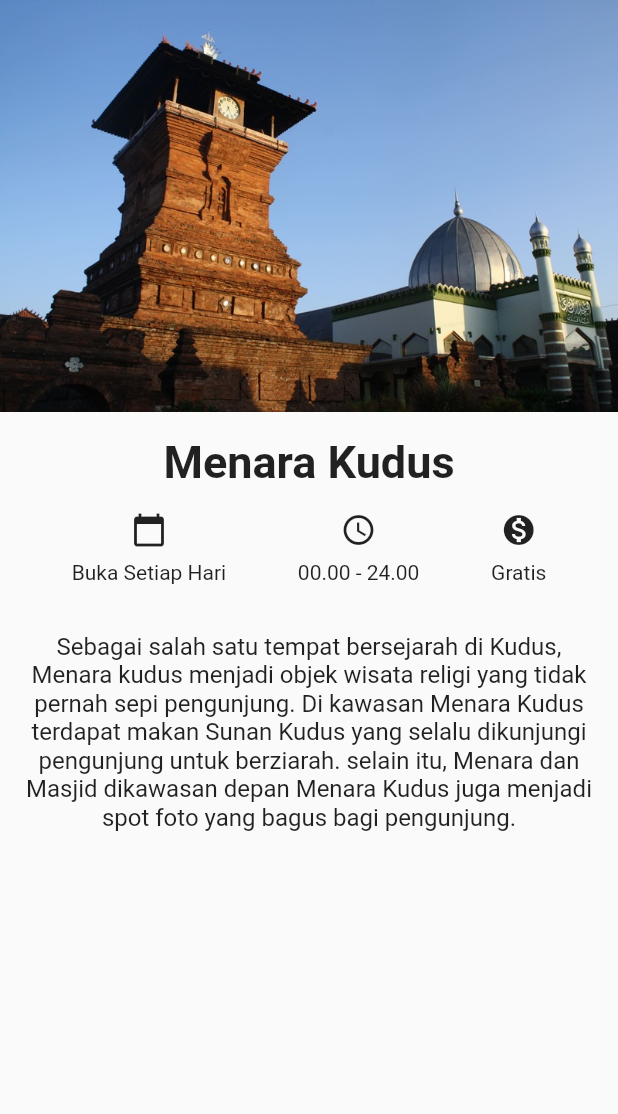
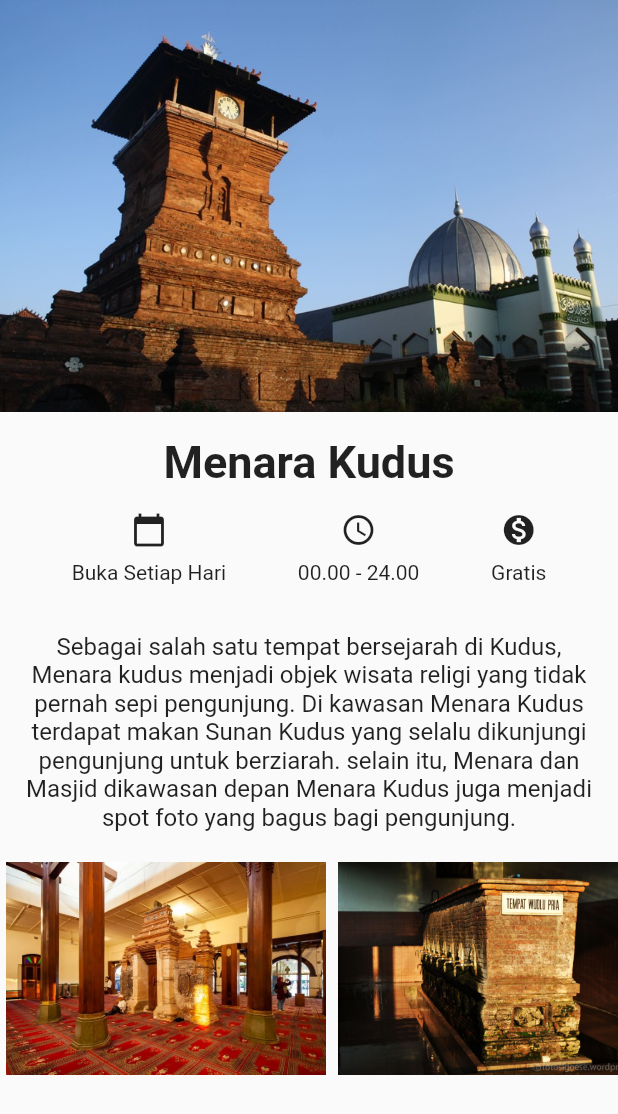
Before and after one commit to nandaarya/wisata_kudus, a Flutter app: the screen it shows after launch, on a phone screen of 412 x 824 dp. Shown: the top 1114 px of the screen. Run offline on Flutter 3.47's test engine with Material 2 defaults, Android fonts, the phone set to English and light mode, and no system bars.

Commit message:
(+) Menambahkan 4 assets images (+) Menambahkan image scroll horizontal dan memberi padding

```diff
--- a/lib/detail_screen.dart
+++ b/lib/detail_screen.dart
@@ -58,6 +58,30 @@ class DetailScreen extends StatelessWidget {
                   style: TextStyle(fontSize: 16.0),
                 ),
               ),
+              Container(
+                height: 150,
+                child: ListView(
+                  scrollDirection: Axis.horizontal,
+                  children: <Widget>[
+                    Padding(
+                      padding: const EdgeInsets.all(4.0),
+                      child: Image.asset('images/menara_kudus_1.jpg'),
+                    ),
+                    Padding(
+                      padding: const EdgeInsets.all(4.0),
+                      child: Image.asset('images/menara_kudus_2.jpg'),
+                    ),
+                    Padding(
+                      padding: const EdgeInsets.all(4.0),
+                      child: Image.asset('images/menara_kudus_3.jpg'),
+                    ),
+                    Padding(
+                      padding: const EdgeInsets.all(4.0),
+                      child: Image.asset('images/menara_kudus_4.jpg'),
+                    ),
+                  ],
+                ),
+              )
             ],
           ),
         ),
```
Also changed, not shown: images/menara_kudus_1.jpg (added), images/menara_kudus_2.jpg (added), images/menara_kudus_3.jpg (added), images/menara_kudus_4.jpg (added).
